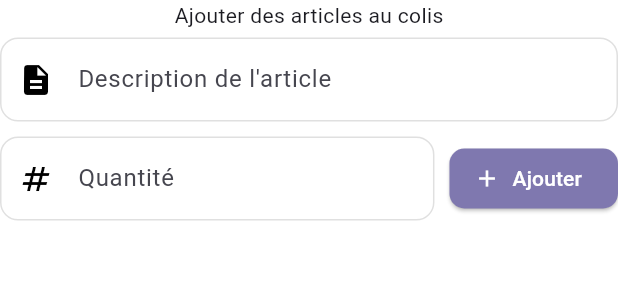
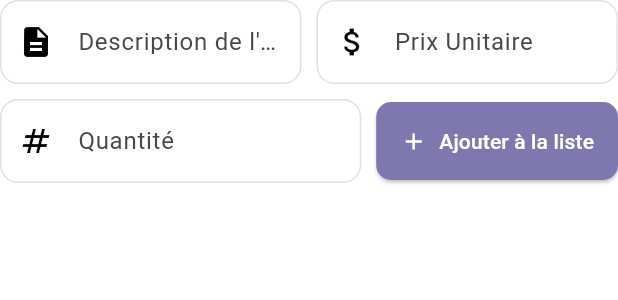
Before and after one commit to malla-dev-xpert/bbd-limited-mobile-app, a Flutter app: the PackageItemForm widget shown alone on an empty page, opened directly with empty values, on a phone screen of 412 x 824 dp. Shown: the top 300 px of the screen. Run offline on Flutter 3.47's test engine with Material 3 defaults, Android fonts, the light colour scheme and no system bars; our stand-ins replace animated_custom_dropdown, connectivity_plus, country_picker, curved_navigation_bar, flutter_dotenv, flutter_keyboard_visibility and 3 more; accounts and stored records are empty; network calls fail.

Commit message:
mise a jour de l'enregistrement des colis en deux etapes

```diff
--- a/lib/screens/gestion/basics/subScreens/packages/widgets/package_items_form.dart
+++ b/lib/screens/gestion/basics/subScreens/packages/widgets/package_items_form.dart
@@ -3,7 +3,8 @@ import 'package:flutter/material.dart';
 import 'package:bbd_limited/components/text_input.dart';
 
 class PackageItemForm extends StatefulWidget {
-  final Function(String description, double quantity) onAddItem;
+  final Function(String description, double quantity, double unitPrice)
+  onAddItem;
 
   const PackageItemForm({Key? key, required this.onAddItem}) : super(key: key);
 
@@ -14,18 +15,34 @@ class PackageItemForm extends StatefulWidget {
 class _PackageItemFormState extends State<PackageItemForm> {
   final TextEditingController descriptionController = TextEditingController();
   final TextEditingController quantityController = TextEditingController();
+  final TextEditingController unitPriceController = TextEditingController();
 
   @override
   Widget build(BuildContext context) {
     return Column(
       mainAxisSize: MainAxisSize.min,
       children: [
-        Text("Ajouter des articles au colis"),
-        const SizedBox(height: 5),
-        buildTextField(
-          controller: descriptionController,
-          label: "Description de l'article",
-          icon: Icons.description,
+        Row(
+          mainAxisAlignment: MainAxisAlignment.spaceBetween,
+          crossAxisAlignment: CrossAxisAlignment.center,
+          spacing: 10,
+          children: [
+            Expanded(
+              child: buildTextField(
+                controller: descriptionController,
+                label: "Description de l'article",
+                icon: Icons.description,
+              ),
+            ),
+            Expanded(
+              child: buildTextField(
+                controller: unitPriceController,
+                label: "Prix Unitaire",
+                keyboardType: TextInputType.number,
+                icon: Icons.attach_money,
+              ),
+            ),
+          ],
         ),
         const SizedBox(height: 10),
         Row(
@@ -41,15 +58,20 @@ class _PackageItemFormState extends State<PackageItemForm> {
                 icon: Icons.numbers,
               ),
             ),
+
             ElevatedButton.icon(
               onPressed: _addItem,
               icon: Icon(Icons.add, color: Colors.white),
-              label: Text("Ajouter", style: TextStyle(color: Colors.white)),
+              label: Text(
+                "Ajouter à la liste",
+                style: TextStyle(color: Colors.white),
+              ),
               style: ElevatedButton.styleFrom(
                 backgroundColor: const Color(0xFF7F78AF),
                 shape: RoundedRectangleBorder(
                   borderRadius: BorderRadius.circular(10),
                 ),
+                padding: EdgeInsets.all(16),
               ),
             ),
           ],
@@ -61,9 +83,15 @@ class _PackageItemFormState extends State<PackageItemForm> {
   void _addItem() {
     final description = descriptionController.text.trim();
     final quantity = double.tryParse(quantityController.text.trim());
+    final unitPrice = double.tryParse(unitPriceController.text.trim());
 
     if (description.isEmpty) {
       showErrorTopSnackBar(context, "Veuillez entrer une description");
+      return;
+    }
+
+    if (unitPrice == null) {
+      showErrorTopSnackBar(context, "Veuillez entrer le prix unitaire");
       return;
     }
 
@@ -72,15 +100,17 @@ class _PackageItemFormState extends State<PackageItemForm> {
       return;
     }
 
-    widget.onAddItem(description, quantity);
+    widget.onAddItem(description, quantity, unitPrice);
     descriptionController.clear();
     quantityController.clear();
+    unitPriceController.clear();
   }
 
   @override
   void dispose() {
     descriptionController.dispose();
     quantityController.dispose();
+    unitPriceController.dispose();
     super.dispose();
   }
 }
```
